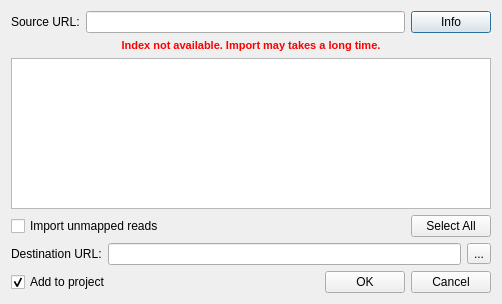
First picture: the form in src/plugins/dbi_bam/src/ConvertToSQLiteDialog.ui, repository violethaze74/ugene, before the edit.
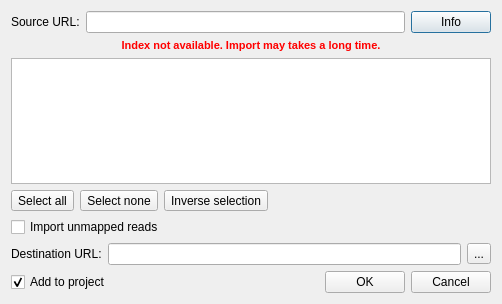
Second picture: the form after the edit.

Commit message: convert to sqlite dialog minor fixes: select buttons moved to top layout

```diff
--- a/src/plugins/dbi_bam/src/ConvertToSQLiteDialog.ui
+++ b/src/plugins/dbi_bam/src/ConvertToSQLiteDialog.ui
@@ -63,6 +63,44 @@
      </property>
     </widget>
    </item>
+   <item>
+    <layout class="QHBoxLayout" name="horizontalLayout_5">
+     <item>
+      <widget class="QToolButton" name="selectAllToolButton">
+       <property name="text">
+        <string>Select all</string>
+       </property>
+      </widget>
+     </item>
+     <item>
+      <widget class="QToolButton" name="selectNoneToolButton">
+       <property name="text">
+        <string>Select none</string>
+       </property>
+      </widget>
+     </item>
+     <item>
+      <widget class="QToolButton" name="inverseSelectionToolButton">
+       <property name="text">
+        <string>Inverse selection</string>
+       </property>
+      </widget>
+     </item>
+     <item>
+      <spacer name="horizontalSpacer_3">
+       <property name="orientation">
+        <enum>Qt::Horizontal</enum>
+       </property>
+       <property name="sizeHint" stdset="0">
+        <size>
+         <width>40</width>
+         <height>20</height>
+        </size>
+       </property>
+      </spacer>
+     </item>
+    </layout>
+   </item>
    <item>
     <layout class="QHBoxLayout" name="horizontalLayout_4">
      <property name="spacing">
@@ -88,13 +126,6 @@
        </property>
       </spacer>
      </item>
-     <item>
-      <widget class="QPushButton" name="selectButton">
-       <property name="text">
-        <string>Select All</string>
-       </property>
-      </widget>
-     </item>
     </layout>
    </item>
    <item>
```
The commit also changes 1 other file.
